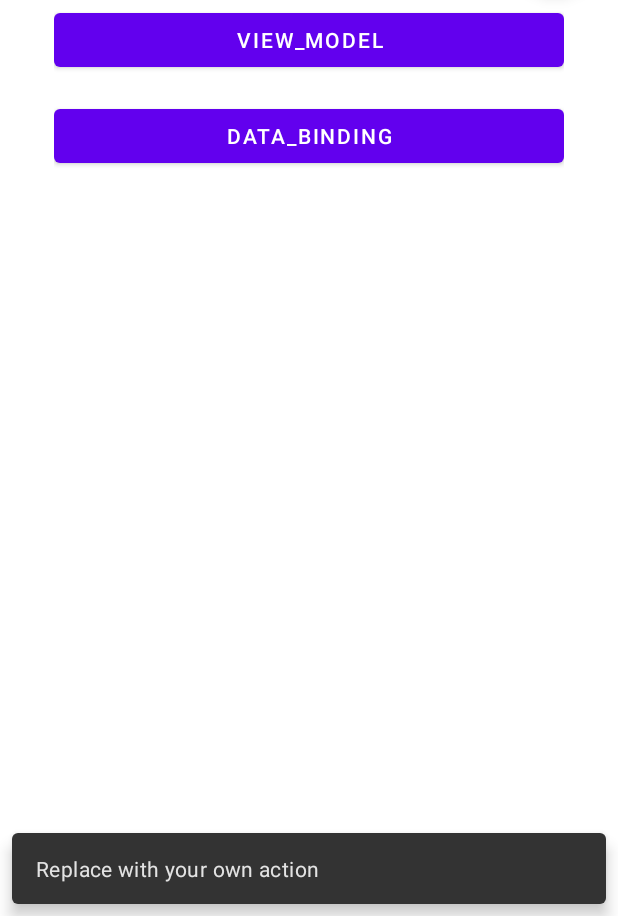
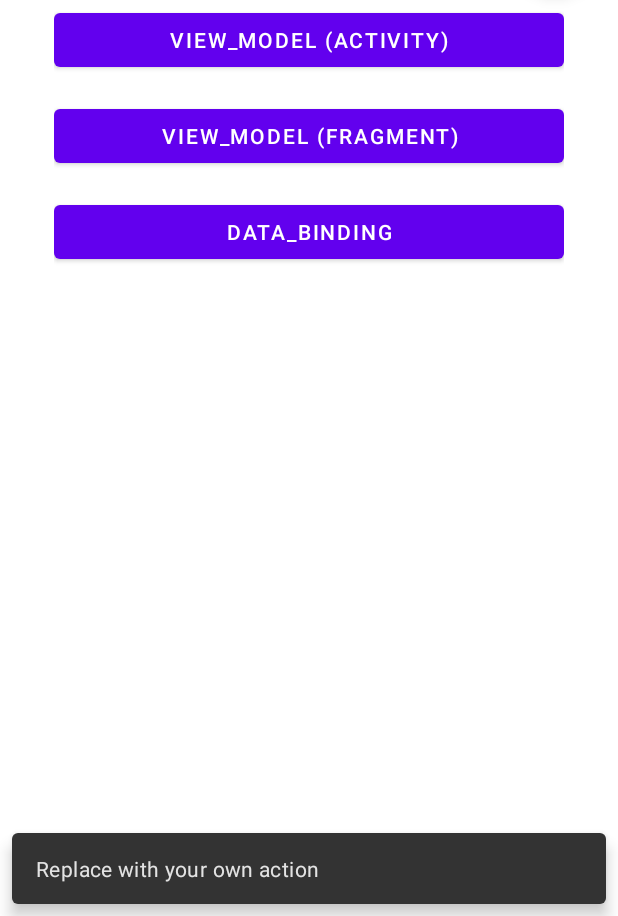
Before and after one commit to 0pipi0/TextKotlinApplication, an Android app: the screen it shows after launch (MainActivity), after a tap on an icon or button, on a phone screen of 412 x 824 dp, the part 320-1236 px from its top. Run offline under Robolectric (Android 15) with nearby library versions, the phone set to English and light mode, and no system bars.

Commit message:
add architecture view model fragment

```diff
--- a/architecture/build.gradle
+++ b/architecture/build.gradle
@@ -47,6 +47,8 @@ dependencies {
     implementation 'androidx.constraintlayout:constraintlayout:2.0.4'
     implementation 'androidx.navigation:navigation-fragment-ktx:2.3.5'
     implementation 'androidx.navigation:navigation-ui-ktx:2.3.5'
+    implementation 'androidx.lifecycle:lifecycle-livedata-ktx:2.3.1'
+    implementation 'androidx.lifecycle:lifecycle-viewmodel-ktx:2.3.1'
     testImplementation 'junit:junit:4.13.2'
     androidTestImplementation 'androidx.test.ext:junit:1.1.3'
     androidTestImplementation 'androidx.test.espresso:espresso-core:3.4.0'
--- a/architecture/src/main/AndroidManifest.xml
+++ b/architecture/src/main/AndroidManifest.xml
@@ -21,17 +21,17 @@
                 <category android:name="android.intent.category.LAUNCHER" />
             </intent-filter>
         </activity>
-
         <activity
             android:name=".viewmodel.ViewModelActivity"
             android:exported="false"
             android:label="@string/title_activity_view_model"
             android:theme="@style/Theme.TextKotlinApplication.NoActionBar" />
-
+        <activity
+            android:name=".viewmodel.ViewModelFragmentActivity"
+            android:exported="false" />
         <activity
             android:name=".databinding.DataBindingActivity"
             android:exported="false" />
-
     </application>
 
 </manifest>
--- a/architecture/src/main/java/com/martian/architecture/MainActivity.kt
+++ b/architecture/src/main/java/com/martian/architecture/MainActivity.kt
@@ -8,10 +8,12 @@ import com.google.android.material.snackbar.Snackbar
 import com.martian.architecture.databinding.ActivityMainBinding
 import com.martian.architecture.databinding.DataBindingActivity
 import com.martian.architecture.viewmodel.ViewModelActivity
+import com.martian.architecture.viewmodel.ViewModelFragmentActivity
 
 class MainActivity : AppCompatActivity() {
 
     private lateinit var binding: ActivityMainBinding
+//    private lateinit var bindingContentScrolling: ContentScrollingBinding
 
     override fun onCreate(savedInstanceState: Bundle?) {
         super.onCreate(savedInstanceState)
@@ -29,11 +31,17 @@ class MainActivity : AppCompatActivity() {
     }
 
     private fun initListener() {
+//        bindingContentScrolling = ContentScrollingBinding.inflate(layoutInflater)
+//        bindingContentScrolling.dataBinding
     }
 
-    fun viewModel(view: View){
+    fun viewModelActivity(view: View){
 //        Toast.makeText(this,"view model",Toast.LENGTH_SHORT).show()
         startActivity(Intent(this,ViewModelActivity::class.java))
+    }
+    fun viewModelFragment(view: View){
+//        Toast.makeText(this,"view model",Toast.LENGTH_SHORT).show()
+        startActivity(Intent(this,ViewModelFragmentActivity::class.java))
     }
 
     fun dataBinding(view: View) {
--- a/architecture/src/main/res/layout/content_scrolling.xml
+++ b/architecture/src/main/res/layout/content_scrolling.xml
@@ -16,13 +16,22 @@
         android:orientation="vertical">
 
         <Button
-            android:id="@+id/view_model"
+            android:id="@+id/view_model_activity"
             android:layout_width="match_parent"
             android:layout_height="wrap_content"
             android:layout_marginBottom="@dimen/text_margin"
             android:gravity="center"
-            android:onClick="viewModel"
-            android:text="@string/view_model" />
+            android:onClick="viewModelActivity"
+            android:text="@string/view_model_activity" />
+
+        <Button
+            android:id="@+id/view_model_fragment"
+            android:layout_width="match_parent"
+            android:layout_height="wrap_content"
+            android:layout_marginBottom="@dimen/text_margin"
+            android:gravity="center"
+            android:onClick="viewModelFragment"
+            android:text="@string/view_model_fargment" />
 
         <Button
             android:id="@+id/data_binding"
--- a/architecture/src/main/res/values/strings.xml
+++ b/architecture/src/main/res/values/strings.xml
@@ -91,7 +91,8 @@
         "when a user tries to pick up one of cards.\n\n"
     </string>
     <string name="action_settings">Settings</string>
-    <string name="view_model">View_Model</string>
+    <string name="view_model_activity">View_Model (Activity)</string>
+    <string name="view_model_fargment">View_Model (Fragment)</string>
     <string name="data_binding">Data_Binding</string>
     <string name="title_activity_view_model">ViewModelActivity</string>
     <!-- Strings used for fragments for navigation -->
```
Also changed, not shown: architecture/src/main/java/com/martian/architecture/viewmodel/ViewModelFragmentActivity.kt (added, +22 -0 lines), architecture/src/main/java/com/martian/architecture/viewmodel/ui/main/MainViewModel.kt (added, +7 -0 lines), architecture/src/main/java/com/martian/architecture/viewmodel/ui/main/ViewModelFragment.kt (added, +32 -0 lines), architecture/src/main/res/layout/activity_view_model2.xml (added, +7 -0 lines), architecture/src/main/res/layout/fragment_main.xml (added, +20 -0 lines).
